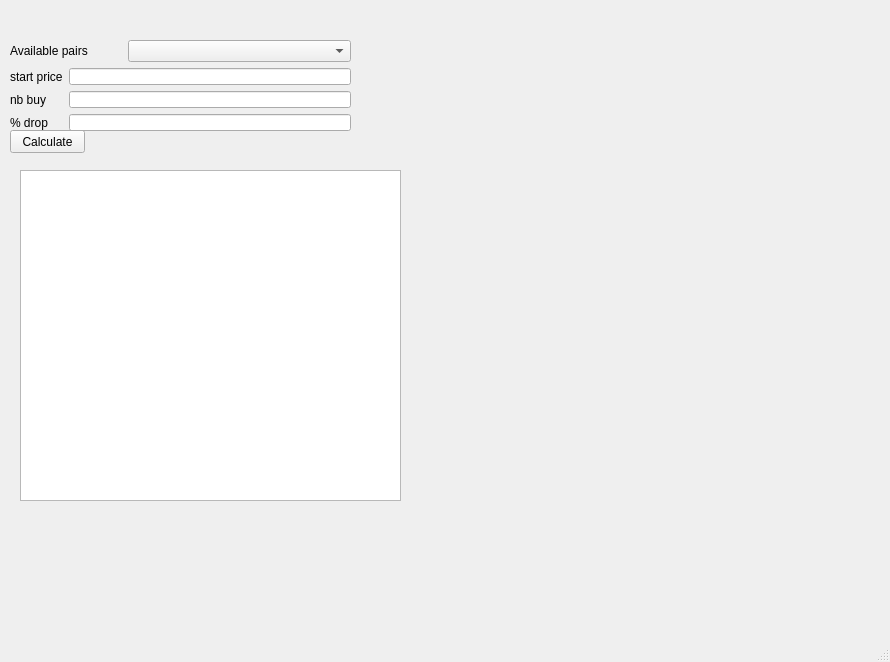
The window that main.ui (jcorriveau23/crypto-bot) describes before a commit, drawn with Qt 5.
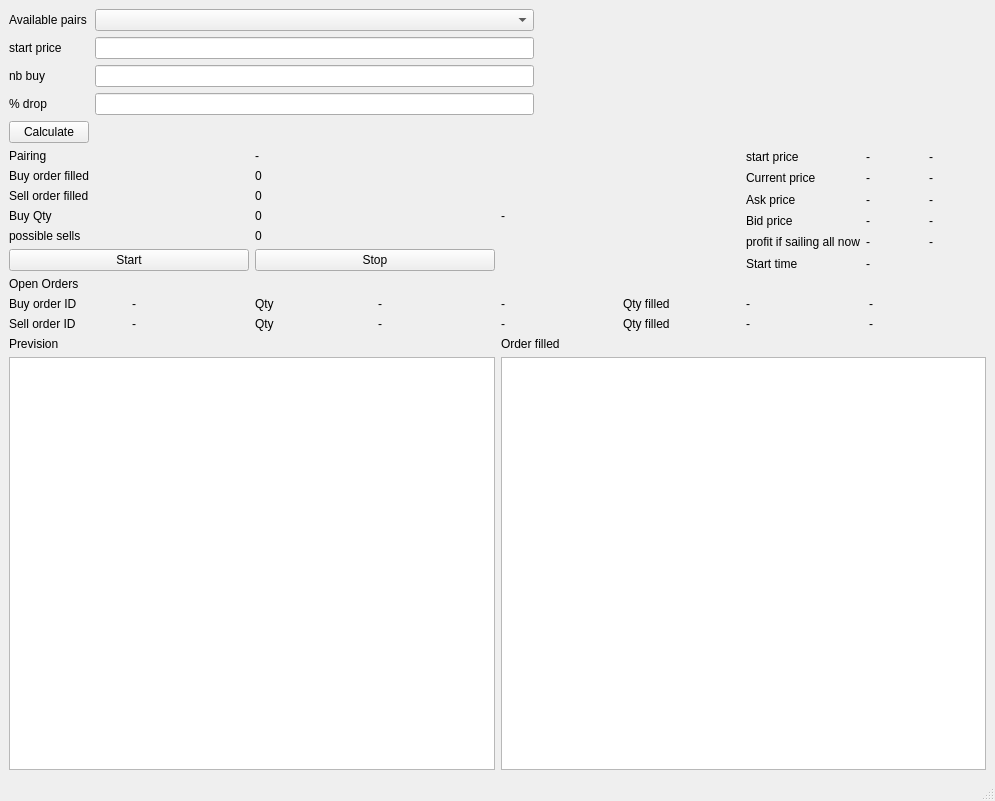
The same window after the commit.

Commit message: UI file of simplino created

Diff of the .ui file:
```diff
--- a/main.ui
+++ b/main.ui
@@ -6,97 +6,452 @@
    <rect>
     <x>0</x>
     <y>0</y>
-    <width>890</width>
-    <height>662</height>
+    <width>995</width>
+    <height>801</height>
    </rect>
   </property>
   <property name="windowTitle">
    <string>MainWindow</string>
   </property>
   <widget class="QWidget" name="centralwidget">
-   <widget class="QTableWidget" name="tableWidget">
-    <property name="geometry">
-     <rect>
-      <x>20</x>
-      <y>170</y>
-      <width>381</width>
-      <height>331</height>
-     </rect>
-    </property>
-   </widget>
-   <widget class="QPushButton" name="calculate_button">
-    <property name="geometry">
-     <rect>
-      <x>10</x>
-      <y>130</y>
-      <width>75</width>
-      <height>23</height>
-     </rect>
-    </property>
-    <property name="text">
-     <string>Calculate</string>
-    </property>
-   </widget>
-   <widget class="QWidget" name="">
-    <property name="geometry">
-     <rect>
-      <x>10</x>
-      <y>40</y>
-      <width>341</width>
-      <height>91</height>
-     </rect>
-    </property>
-    <layout class="QGridLayout" name="gridLayout_3">
-     <item row="0" column="0">
-      <layout class="QGridLayout" name="gridLayout">
-       <item row="0" column="1" colspan="2">
-        <widget class="QComboBox" name="pair_comboBox"/>
-       </item>
-       <item row="0" column="0">
-        <widget class="QLabel" name="label">
-         <property name="text">
-          <string>Available pairs</string>
-         </property>
-        </widget>
-       </item>
-      </layout>
-     </item>
-     <item row="1" column="0">
-      <layout class="QGridLayout" name="gridLayout_2">
-       <item row="0" column="0">
-        <widget class="QLabel" name="label_2">
-         <property name="text">
-          <string>start price</string>
-         </property>
-        </widget>
-       </item>
-       <item row="0" column="1">
-        <widget class="QLineEdit" name="start_price_text_input"/>
-       </item>
-       <item row="1" column="0">
-        <widget class="QLabel" name="label_3">
-         <property name="text">
-          <string>nb buy</string>
-         </property>
-        </widget>
-       </item>
-       <item row="1" column="1">
-        <widget class="QLineEdit" name="nb_buy_text_input"/>
-       </item>
-       <item row="2" column="0">
-        <widget class="QLabel" name="label_4">
-         <property name="text">
-          <string>% drop</string>
-         </property>
-        </widget>
-       </item>
-       <item row="2" column="1">
-        <widget class="QLineEdit" name="drop_poucent_text_input"/>
-       </item>
-      </layout>
-     </item>
-    </layout>
-   </widget>
+   <layout class="QVBoxLayout" name="verticalLayout">
+    <item>
+     <layout class="QGridLayout" name="gridLayout_2">
+      <item row="4" column="0">
+       <widget class="QPushButton" name="calculate_button">
+        <property name="text">
+         <string>Calculate</string>
+        </property>
+       </widget>
+      </item>
+      <item row="1" column="0">
+       <widget class="QLabel" name="label_2">
+        <property name="text">
+         <string>start price</string>
+        </property>
+       </widget>
+      </item>
+      <item row="2" column="0">
+       <widget class="QLabel" name="label_3">
+        <property name="text">
+         <string>nb buy</string>
+        </property>
+       </widget>
+      </item>
+      <item row="2" column="1">
+       <widget class="QLineEdit" name="nb_buy_text_input"/>
+      </item>
+      <item row="1" column="1">
+       <widget class="QLineEdit" name="start_price_text_input"/>
+      </item>
+      <item row="3" column="1">
+       <widget class="QLineEdit" name="drop_poucent_text_input"/>
+      </item>
+      <item row="3" column="0">
+       <widget class="QLabel" name="label_4">
+        <property name="text">
+         <string>% drop</string>
+        </property>
+       </widget>
+      </item>
+      <item row="0" column="0">
+       <widget class="QLabel" name="label">
+        <property name="text">
+         <string>Available pairs</string>
+        </property>
+       </widget>
+      </item>
+      <item row="2" column="2">
+       <widget class="QLabel" name="label_5">
+        <property name="text">
+         <string/>
+        </property>
+       </widget>
+      </item>
+      <item row="0" column="1">
+       <widget class="QComboBox" name="pair_comboBox"/>
+      </item>
+      <item row="2" column="3">
+       <spacer name="horizontalSpacer">
+        <property name="orientation">
+         <enum>Qt::Horizontal</enum>
+        </property>
+        <property name="sizeHint" stdset="0">
+         <size>
+          <width>40</width>
+          <height>20</height>
+         </size>
+        </property>
+       </spacer>
+      </item>
+     </layout>
+    </item>
+    <item>
+     <layout class="QGridLayout" name="gridLayout">
+      <item row="0" column="1">
+       <widget class="QLabel" name="Pairing_label">
+        <property name="text">
+         <string>-</string>
+        </property>
+       </widget>
+      </item>
+      <item row="5" column="0">
+       <widget class="QPushButton" name="pushButton">
+        <property name="text">
+         <string>Start</string>
+        </property>
+       </widget>
+      </item>
+      <item row="3" column="0">
+       <widget class="QLabel" name="label_8">
+        <property name="text">
+         <string>Buy Qty</string>
+        </property>
+       </widget>
+      </item>
+      <item row="0" column="0">
+       <widget class="QLabel" name="label_9">
+        <property name="text">
+         <string>Pairing</string>
+        </property>
+       </widget>
+      </item>
+      <item row="1" column="1">
+       <widget class="QLabel" name="Buy_order_filled_label">
+        <property name="text">
+         <string>0</string>
+        </property>
+       </widget>
+      </item>
+      <item row="1" column="0">
+       <widget class="QLabel" name="label_6">
+        <property name="text">
+         <string>Buy order filled</string>
+        </property>
+       </widget>
+      </item>
+      <item row="2" column="0">
+       <widget class="QLabel" name="label_7">
+        <property name="text">
+         <string>Sell order filled</string>
+        </property>
+       </widget>
+      </item>
+      <item row="4" column="0">
+       <widget class="QLabel" name="label_10">
+        <property name="text">
+         <string>possible sells</string>
+        </property>
+       </widget>
+      </item>
+      <item row="3" column="2">
+       <widget class="QLabel" name="Buy_asset_label">
+        <property name="text">
+         <string>-</string>
+        </property>
+       </widget>
+      </item>
+      <item row="3" column="1">
+       <widget class="QLabel" name="Buy_Qty_label">
+        <property name="text">
+         <string>0</string>
+        </property>
+       </widget>
+      </item>
+      <item row="4" column="1">
+       <widget class="QLabel" name="Buy_Qty_label_2">
+        <property name="text">
+         <string>0</string>
+        </property>
+       </widget>
+      </item>
+      <item row="2" column="1">
+       <widget class="QLabel" name="Sell_order_filled_label">
+        <property name="text">
+         <string>0</string>
+        </property>
+       </widget>
+      </item>
+      <item row="5" column="1">
+       <widget class="QPushButton" name="pushButton_2">
+        <property name="text">
+         <string>Stop</string>
+        </property>
+       </widget>
+      </item>
+      <item row="0" column="3" rowspan="6">
+       <layout class="QGridLayout" name="gridLayout_3">
+        <item row="3" column="0">
+         <widget class="QLabel" name="label_17">
+          <property name="text">
+           <string>Bid price</string>
+          </property>
+         </widget>
+        </item>
+        <item row="4" column="0">
+         <widget class="QLabel" name="label_18">
+          <property name="text">
+           <string>profit if sailing all now</string>
+          </property>
+         </widget>
+        </item>
+        <item row="1" column="1">
+         <widget class="QLabel" name="price_label">
+          <property name="text">
+           <string>-</string>
+          </property>
+         </widget>
+        </item>
+        <item row="2" column="0">
+         <widget class="QLabel" name="label_16">
+          <property name="text">
+           <string>Ask price</string>
+          </property>
+         </widget>
+        </item>
+        <item row="0" column="0">
+         <widget class="QLabel" name="label_14">
+          <property name="text">
+           <string>start price</string>
+          </property>
+         </widget>
+        </item>
+        <item row="0" column="2">
+         <widget class="QLabel" name="price_pairing_label_4">
+          <property name="text">
+           <string>-</string>
+          </property>
+         </widget>
+        </item>
+        <item row="1" column="2">
+         <widget class="QLabel" name="price_pairing_label">
+          <property name="text">
+           <string>-</string>
+          </property>
+         </widget>
+        </item>
+        <item row="2" column="1">
+         <widget class="QLabel" name="ask_price_label">
+          <property name="text">
+           <string>-</string>
+          </property>
+         </widget>
+        </item>
+        <item row="1" column="0">
+         <widget class="QLabel" name="label_13">
+          <property name="text">
+           <string>Current price</string>
+          </property>
+         </widget>
+        </item>
+        <item row="2" column="2">
+         <widget class="QLabel" name="price_pairing_label_2">
+          <property name="text">
+           <string>-</string>
+          </property>
+         </widget>
+        </item>
+        <item row="0" column="1">
+         <widget class="QLabel" name="start_price_label">
+          <property name="text">
+           <string>-</string>
+          </property>
+         </widget>
+        </item>
+        <item row="5" column="0">
+         <widget class="QLabel" name="label_19">
+          <property name="text">
+           <string>Start time</string>
+          </property>
+         </widget>
+        </item>
+        <item row="3" column="1">
+         <widget class="QLabel" name="bid_price_label">
+          <property name="text">
+           <string>-</string>
+          </property>
+         </widget>
+        </item>
+        <item row="3" column="2">
+         <widget class="QLabel" name="price_pairing_label_3">
+          <property name="text">
+           <string>-</string>
+          </property>
+         </widget>
+        </item>
+        <item row="4" column="1">
+         <widget class="QLabel" name="gain_label">
+          <property name="text">
+           <string>-</string>
+          </property>
+         </widget>
+        </item>
+        <item row="4" column="2">
+         <widget class="QLabel" name="sell_asset_label">
+          <property name="text">
+           <string>-</string>
+          </property>
+         </widget>
+        </item>
+        <item row="5" column="1">
+         <widget class="QLabel" name="start_time_label">
+          <property name="text">
+           <string>-</string>
+          </property>
+         </widget>
+        </item>
+       </layout>
+      </item>
+     </layout>
+    </item>
+    <item>
+     <layout class="QGridLayout" name="gridLayout_5">
+      <item row="2" column="6">
+       <widget class="QLabel" name="sell_filled_Qty_label">
+        <property name="text">
+         <string>-</string>
+        </property>
+       </widget>
+      </item>
+      <item row="2" column="2">
+       <widget class="QLabel" name="label_24">
+        <property name="text">
+         <string>Qty</string>
+        </property>
+       </widget>
+      </item>
+      <item row="2" column="4">
+       <widget class="QLabel" name="Buy_asset_label_3">
+        <property name="text">
+         <string>-</string>
+        </property>
+       </widget>
+      </item>
+      <item row="1" column="3">
+       <widget class="QLabel" name="buy_qty_label">
+        <property name="text">
+         <string>-</string>
+        </property>
+       </widget>
+      </item>
+      <item row="2" column="7">
+       <widget class="QLabel" name="Buy_asset_label_5">
+        <property name="text">
+         <string>-</string>
+        </property>
+       </widget>
+      </item>
+      <item row="2" column="5">
+       <widget class="QLabel" name="label_25">
+        <property name="text">
+         <string>Qty filled</string>
+        </property>
+       </widget>
+      </item>
+      <item row="1" column="0">
+       <widget class="QLabel" name="label_20">
+        <property name="text">
+         <string>Buy order ID</string>
+        </property>
+       </widget>
+      </item>
+      <item row="1" column="1">
+       <widget class="QLabel" name="Buy_order_ID_label">
+        <property name="text">
+         <string>-</string>
+        </property>
+       </widget>
+      </item>
+      <item row="1" column="4">
+       <widget class="QLabel" name="Buy_asset_label_2">
+        <property name="text">
+         <string>-</string>
+        </property>
+       </widget>
+      </item>
+      <item row="1" column="6">
+       <widget class="QLabel" name="buy_filled_Qty_label">
+        <property name="text">
+         <string>-</string>
+        </property>
+       </widget>
+      </item>
+      <item row="1" column="7">
+       <widget class="QLabel" name="Buy_asset_label_4">
+        <property name="text">
+         <string>-</string>
+        </property>
+       </widget>
+      </item>
+      <item row="1" column="2">
+       <widget class="QLabel" name="label_22">
+        <property name="text">
+         <string>Qty</string>
+        </property>
+       </widget>
+      </item>
+      <item row="1" column="5">
+       <widget class="QLabel" name="label_23">
+        <property name="text">
+         <string>Qty filled</string>
+        </property>
+       </widget>
+      </item>
+      <item row="2" column="1">
+       <widget class="QLabel" name="Sell_order_ID_label">
+        <property name="text">
+         <string>-</string>
+        </property>
+       </widget>
+      </item>
+      <item row="2" column="0">
+       <widget class="QLabel" name="label_21">
+        <property name="text">
+         <string>Sell order ID</string>
+        </property>
+       </widget>
+      </item>
+      <item row="2" column="3">
+       <widget class="QLabel" name="sell_qty_label">
+        <property name="text">
+         <string>-</string>
+        </property>
+       </widget>
+      </item>
+      <item row="0" column="0">
+       <widget class="QLabel" name="label_11">
+        <property name="text">
+         <string>Open Orders</string>
+        </property>
+       </widget>
+      </item>
+     </layout>
+    </item>
+    <item>
+     <layout class="QGridLayout" name="gridLayout_4">
+      <item row="1" column="0">
+       <widget class="QTableWidget" name="tableWidget"/>
+      </item>
+      <item row="1" column="1">
+       <widget class="QTableWidget" name="Order_filled_tab"/>
+      </item>
+      <item row="0" column="1">
+       <widget class="QLabel" name="label_12">
+        <property name="text">
+         <string>Order filled</string>
+        </property>
+       </widget>
+      </item>
+      <item row="0" column="0">
+       <widget class="QLabel" name="label_15">
+        <property name="text">
+         <string>Prevision</string>
+        </property>
+       </widget>
+      </item>
+     </layout>
+    </item>
+   </layout>
   </widget>
   <widget class="QMenuBar" name="menubar">
    <property name="geometry">
```
Left out of the diff: 2 changed lines with no effect on the pictures. The commit also changes 1 other file.
